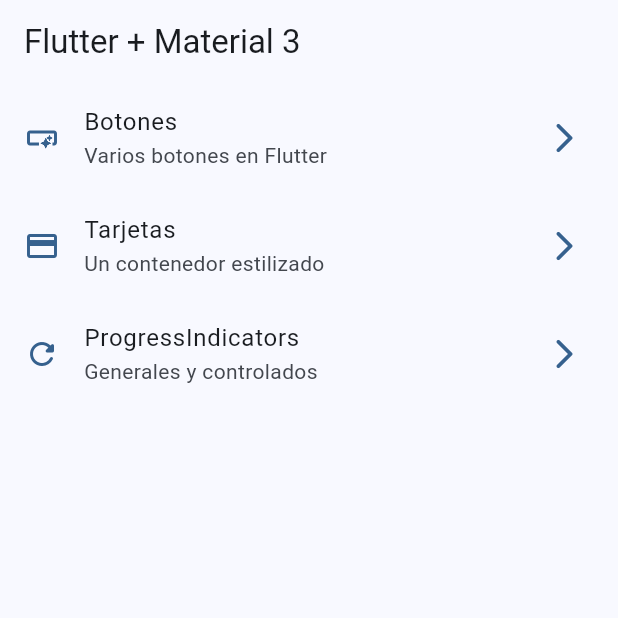
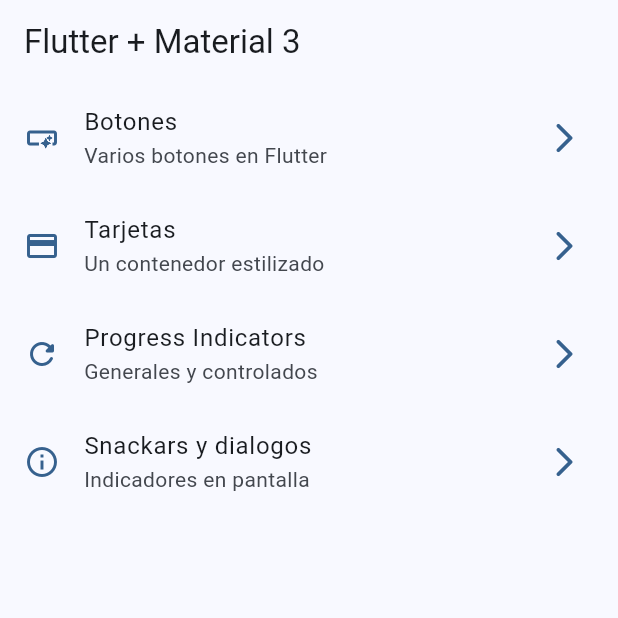
Before and after one commit to ismaelIt365/Widgets_App, a Flutter app: the screen it shows after launch, on a phone screen of 412 x 824 dp, the top half of it. Run offline on Flutter 3.47's test engine with Material 2 defaults, Android fonts, the phone set to English and light mode, and no system bars; our stand-ins replace go_router.

Commit message:
sanckbars dialogs terminado

```diff
--- a/lib/config/menu/menu_items.dart
+++ b/lib/config/menu/menu_items.dart
@@ -29,9 +29,17 @@ const appMenuItems = <MenuItem>[
     ),
 
     MenuItem(
-    title: 'ProgressIndicators',
+    title: 'Progress Indicators',
     subTitle: 'Generales y controlados',
     link: '/progress',
     icon: Icons.refresh_rounded
     ),
+
+    MenuItem(
+    title: 'Snackars y dialogos',
+    subTitle: 'Indicadores en pantalla',
+    link: '/snackbars',
+    icon: Icons.info_outline
+    ),
+
 ];
--- a/lib/config/router/app_router.dart
+++ b/lib/config/router/app_router.dart
@@ -29,5 +29,11 @@ final approuter = GoRouter(
       name: ProgreesScreen.name,
       builder: (context, state) => const ProgreesScreen(),
     ),
+
+    GoRoute(
+      path: '/snackbars',
+      name: SnackbarScreen.name,
+      builder: (context, state) => const SnackbarScreen(),
+    ),
   ],
 );
--- a/lib/main.dart
+++ b/lib/main.dart
@@ -12,8 +12,8 @@ class MainApp extends StatelessWidget {
   @override
   Widget build(BuildContext context) {
     return  MaterialApp.router(
+      title: 'Flutter Widgets',
       routerConfig: approuter ,
-
       debugShowCheckedModeBanner: false,
       theme: AppTheme(selectedColor: 0).getTheme(),
     );
```
Also changed, not shown: lib/presentation/screens/snackbar/snackbar_screen.dart (+60 -1 lines).
